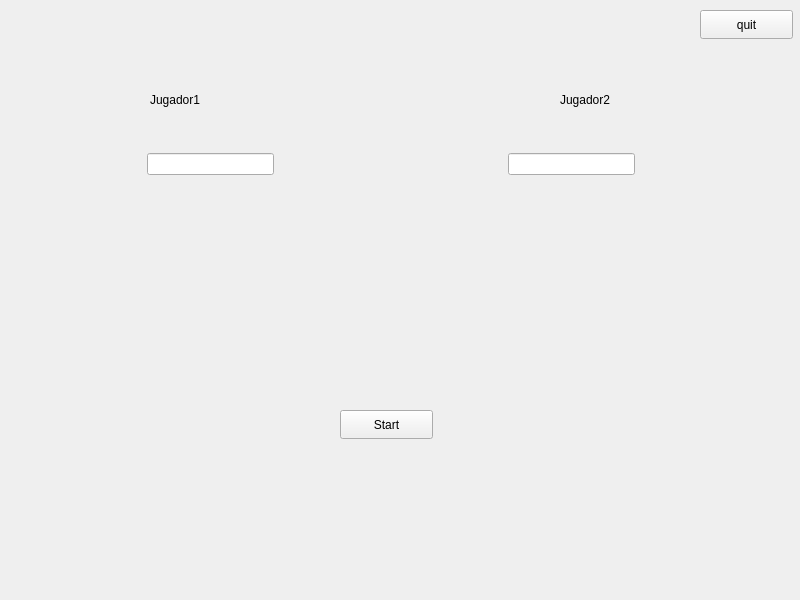
Qt form widget.ui (rayo17/DII-Proyect1) before a commit.
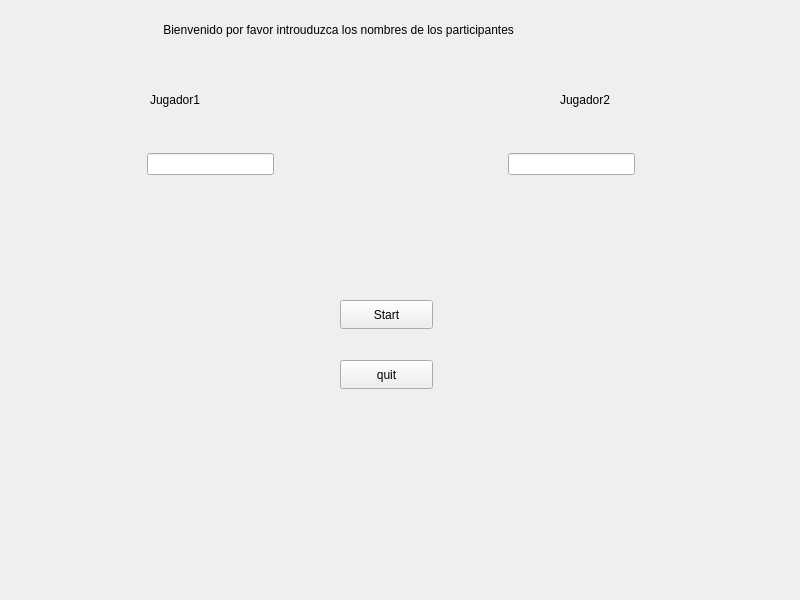
The same form after that commit.

Commit message: se crea la clase paquete para enviar los nombres de los jugadores al servidor

Diff of the .ui file:
```diff
--- a/widget.ui
+++ b/widget.ui
@@ -13,11 +13,18 @@
   <property name="windowTitle">
    <string>Widget</string>
   </property>
+  <property name="styleSheet">
+   <string notr="true"># Widget{
+background:black;
+border:5px solid silver
+border-raduis:15px 
+}</string>
+  </property>
   <widget class="QPushButton" name="start">
    <property name="geometry">
     <rect>
      <x>340</x>
-     <y>410</y>
+     <y>300</y>
      <width>93</width>
      <height>29</height>
     </rect>
@@ -29,8 +36,8 @@
   <widget class="QPushButton" name="quit">
    <property name="geometry">
     <rect>
-     <x>700</x>
-     <y>10</y>
+     <x>340</x>
+     <y>360</y>
      <width>93</width>
      <height>29</height>
     </rect>
@@ -122,6 +129,19 @@
     </item>
    </layout>
   </widget>
+  <widget class="QLabel" name="label_3">
+   <property name="geometry">
+    <rect>
+     <x>160</x>
+     <y>20</y>
+     <width>601</width>
+     <height>20</height>
+    </rect>
+   </property>
+   <property name="text">
+    <string> Bienvenido por favor introuduzca los nombres de los participantes </string>
+   </property>
+  </widget>
  </widget>
  <resources/>
  <connections/>
```
The commit also changes 9 other files.
